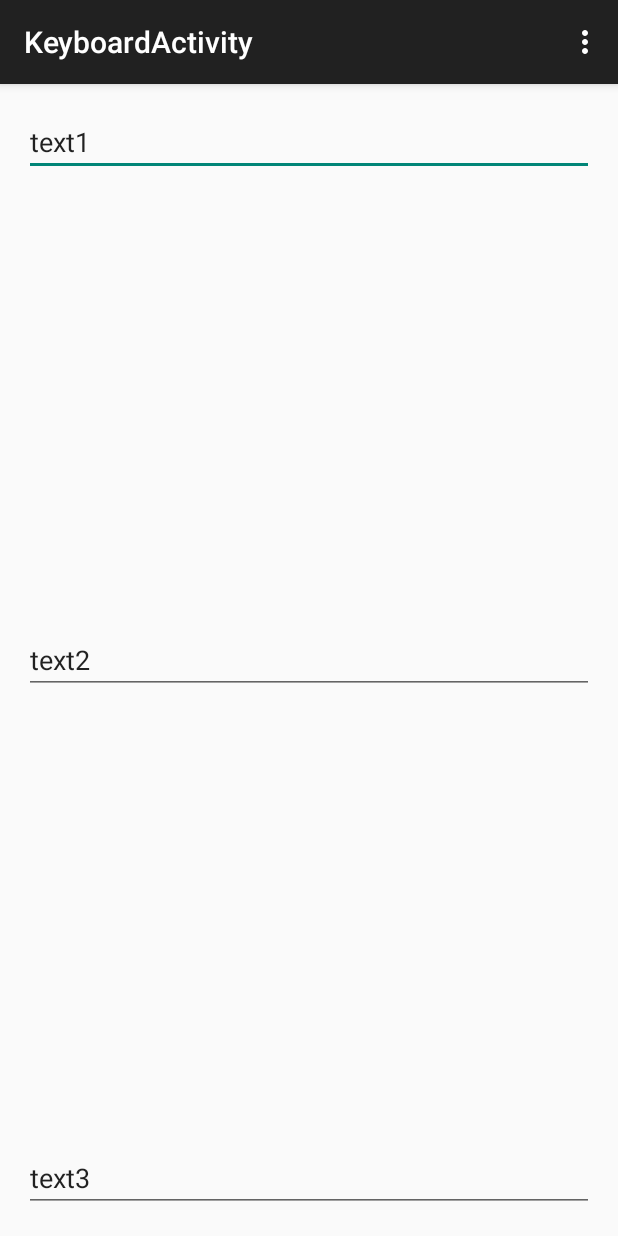
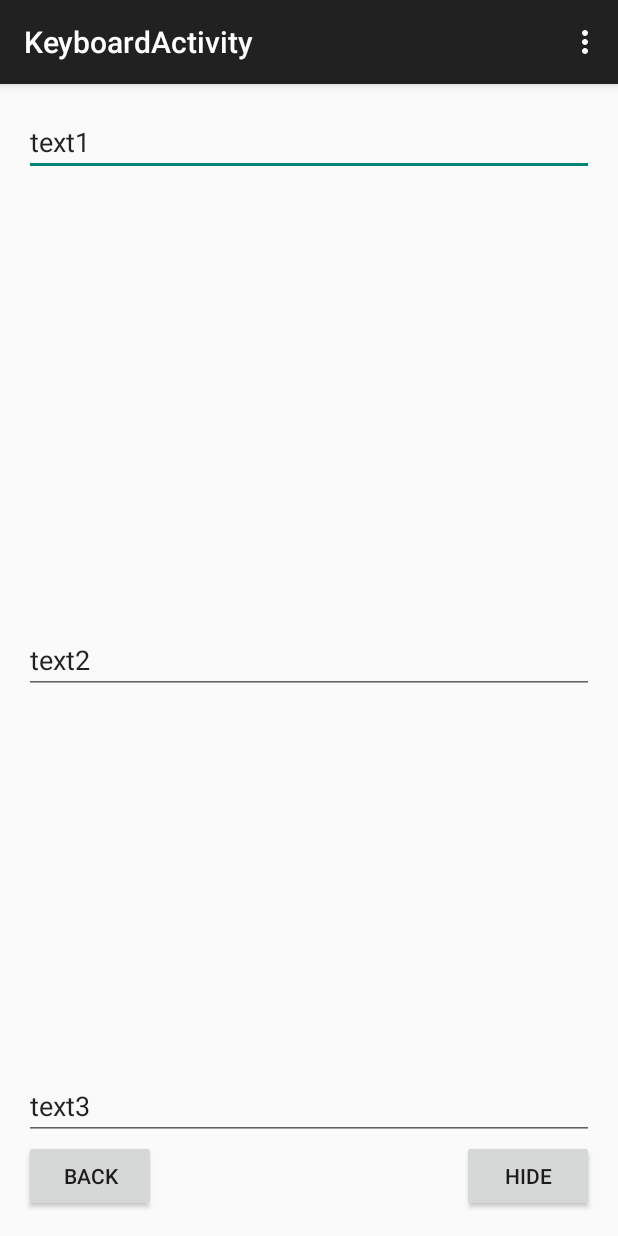
Before and after one commit to h-t-tran/android, an Android app: the KeyboardActivity screen opened directly, with no data from a screen before it, on a phone screen of 412 x 824 dp. Run offline under Robolectric (Android 15) with nearby library versions, the phone set to English and light mode, and no system bars.

Commit message:
decent layout for keyboard act

```diff
--- a/android/Assignment2/app/src/main/res/layout/activity_keyboard.xml
+++ b/android/Assignment2/app/src/main/res/layout/activity_keyboard.xml
@@ -33,12 +33,26 @@
         android:layout_width="wrap_content"
         android:layout_height="wrap_content"
         android:id="@+id/editText5"
-        android:layout_alignParentBottom="true"
+        android:text="text3"
+        android:layout_above="@+id/button3"
         android:layout_alignParentLeft="true"
         android:layout_alignParentStart="true"
         android:layout_alignRight="@+id/editText4"
-        android:layout_alignEnd="@+id/editText4"
-        android:text="text3" />
+        android:layout_alignEnd="@+id/editText4" />
 
+    <Button
+        android:layout_width="wrap_content"
+        android:layout_height="wrap_content"
+        android:text="Back"
+        android:id="@+id/button3"
+        android:layout_alignParentBottom="true"
+        android:layout_alignParentLeft="true"
+        android:layout_alignParentStart="true" />
 
+    <Button
+        android:layout_width="wrap_content"
+        android:layout_height="wrap_content"
+        android:text="Hide"
+        android:layout_alignParentBottom="true"
+        android:layout_alignParentRight="true"/>
 </RelativeLayout>
```
